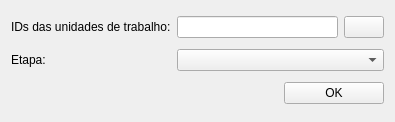
dsgoficial/SAP_Gerente, file uis/createActivities.ui: the form before one commit.
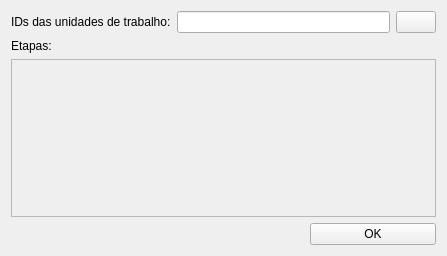
The form after the commit.

What changed in the file:
```diff
--- a/uis/createActivities.ui
+++ b/uis/createActivities.ui
@@ -6,45 +6,14 @@
    <rect>
     <x>0</x>
     <y>0</y>
-    <width>395</width>
-    <height>122</height>
+    <width>447</width>
+    <height>256</height>
    </rect>
   </property>
   <property name="windowTitle">
    <string>Form</string>
   </property>
   <layout class="QGridLayout" name="gridLayout">
-   <item row="0" column="0">
-    <widget class="QLabel" name="label">
-     <property name="text">
-      <string>IDs das unidades de trabalho:</string>
-     </property>
-    </widget>
-   </item>
-   <item row="0" column="1" colspan="2">
-    <layout class="QHBoxLayout" name="horizontalLayout">
-     <item>
-      <widget class="QLineEdit" name="workspacesIdsLe"/>
-     </item>
-     <item>
-      <widget class="QPushButton" name="extractFieldBtn">
-       <property name="text">
-        <string/>
-       </property>
-      </widget>
-     </item>
-    </layout>
-   </item>
-   <item row="1" column="0">
-    <widget class="QLabel" name="label_2">
-     <property name="text">
-      <string>Etapa:</string>
-     </property>
-    </widget>
-   </item>
-   <item row="1" column="1" colspan="2">
-    <widget class="QComboBox" name="stepsCb"/>
-   </item>
    <item row="2" column="0" colspan="2">
     <spacer name="horizontalSpacer">
      <property name="orientation">
@@ -58,6 +27,88 @@
      </property>
     </spacer>
    </item>
+   <item row="1" column="0" colspan="3">
+    <layout class="QVBoxLayout" name="verticalLayout">
+     <item>
+      <widget class="QLabel" name="label_14">
+       <property name="text">
+        <string>Etapas:</string>
+       </property>
+      </widget>
+     </item>
+     <item>
+      <widget class="QScrollArea" name="scrollArea">
+       <property name="sizePolicy">
+        <sizepolicy hsizetype="Minimum" vsizetype="Expanding">
+         <horstretch>0</horstretch>
+         <verstretch>0</verstretch>
+        </sizepolicy>
+       </property>
+       <property name="minimumSize">
+        <size>
+         <width>0</width>
+         <height>100</height>
+        </size>
+       </property>
+       <property name="maximumSize">
+        <size>
+         <width>16777215</width>
+         <height>400</height>
+        </size>
+       </property>
+       <property name="widgetResizable">
+        <bool>true</bool>
+       </property>
+       <widget class="QWidget" name="scrollAreaWidgetContents">
+        <property name="geometry">
+         <rect>
+          <x>0</x>
+          <y>0</y>
+          <width>425</width>
+          <height>134</height>
+         </rect>
+        </property>
+        <layout class="QVBoxLayout" name="verticalLayout_2">
+         <item>
+          <spacer name="verticalSpacer">
+           <property name="orientation">
+            <enum>Qt::Vertical</enum>
+           </property>
+           <property name="sizeHint" stdset="0">
+            <size>
+             <width>20</width>
+             <height>40</height>
+            </size>
+           </property>
+          </spacer>
+         </item>
+        </layout>
+       </widget>
+      </widget>
+     </item>
+    </layout>
+   </item>
+   <item row="0" column="1" colspan="2">
+    <layout class="QHBoxLayout" name="horizontalLayout">
+     <item>
+      <widget class="QLineEdit" name="workspacesIdsLe"/>
+     </item>
+     <item>
+      <widget class="QPushButton" name="extractFieldBtn">
+       <property name="text">
+        <string/>
+       </property>
+      </widget>
+     </item>
+    </layout>
+   </item>
+   <item row="0" column="0">
+    <widget class="QLabel" name="label">
+     <property name="text">
+      <string>IDs das unidades de trabalho:</string>
+     </property>
+    </widget>
+   </item>
    <item row="2" column="2">
     <widget class="QPushButton" name="okBtn">
      <property name="text">
```
